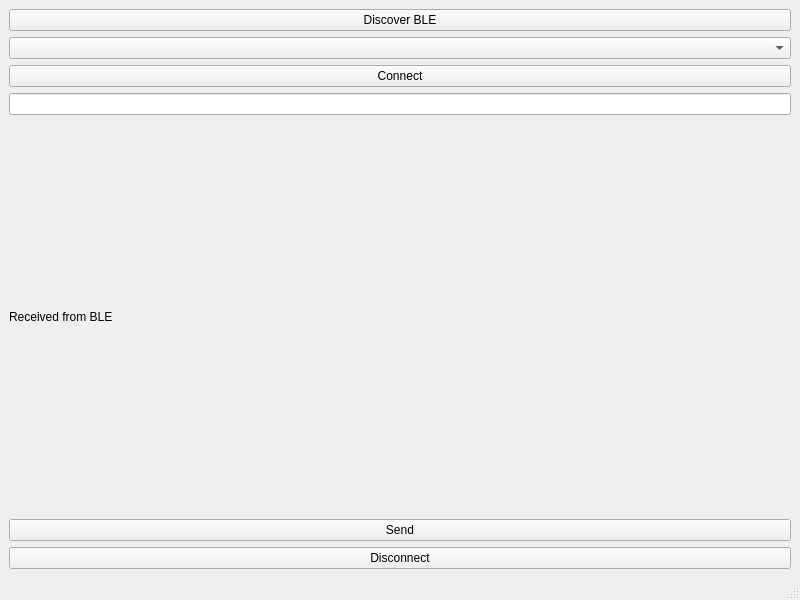
This is BLE_nus_test/BLE_nus_test/mainwindow.ui in saul-rodriguez/Qt as Qt 5 draws it before an edit. The edited form follows.
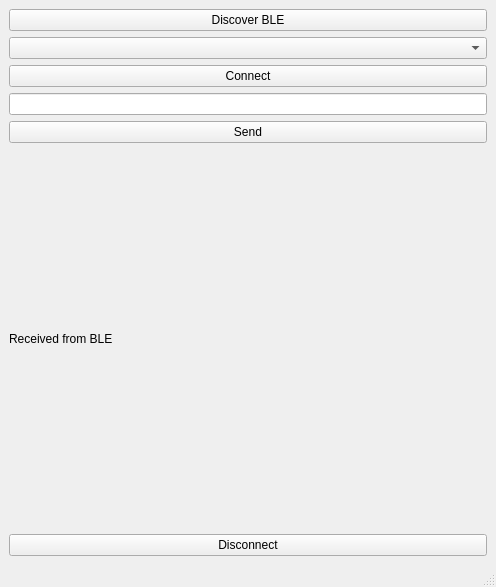
This is the edited form.

Patch:
```diff
--- a/BLE_nus_test/BLE_nus_test/mainwindow.ui
+++ b/BLE_nus_test/BLE_nus_test/mainwindow.ui
@@ -6,8 +6,8 @@
    <rect>
     <x>0</x>
     <y>0</y>
-    <width>800</width>
-    <height>600</height>
+    <width>496</width>
+    <height>587</height>
    </rect>
   </property>
   <property name="windowTitle">
@@ -37,13 +37,6 @@
       <item>
        <widget class="QLineEdit" name="lineEditMessage"/>
       </item>
-      <item>
-       <widget class="QLabel" name="labelReceived">
-        <property name="text">
-         <string>Received from BLE</string>
-        </property>
-       </widget>
-      </item>
       <item>
        <widget class="QPushButton" name="pushButtonSend">
         <property name="text">
@@ -51,6 +44,13 @@
         </property>
        </widget>
       </item>
+      <item>
+       <widget class="QLabel" name="labelReceived">
+        <property name="text">
+         <string>Received from BLE</string>
+        </property>
+       </widget>
+      </item>
       <item>
        <widget class="QPushButton" name="pushButtonDisconnect">
         <property name="text">
```
Left out of the diff: 2 changed lines with no effect on the pictures.
